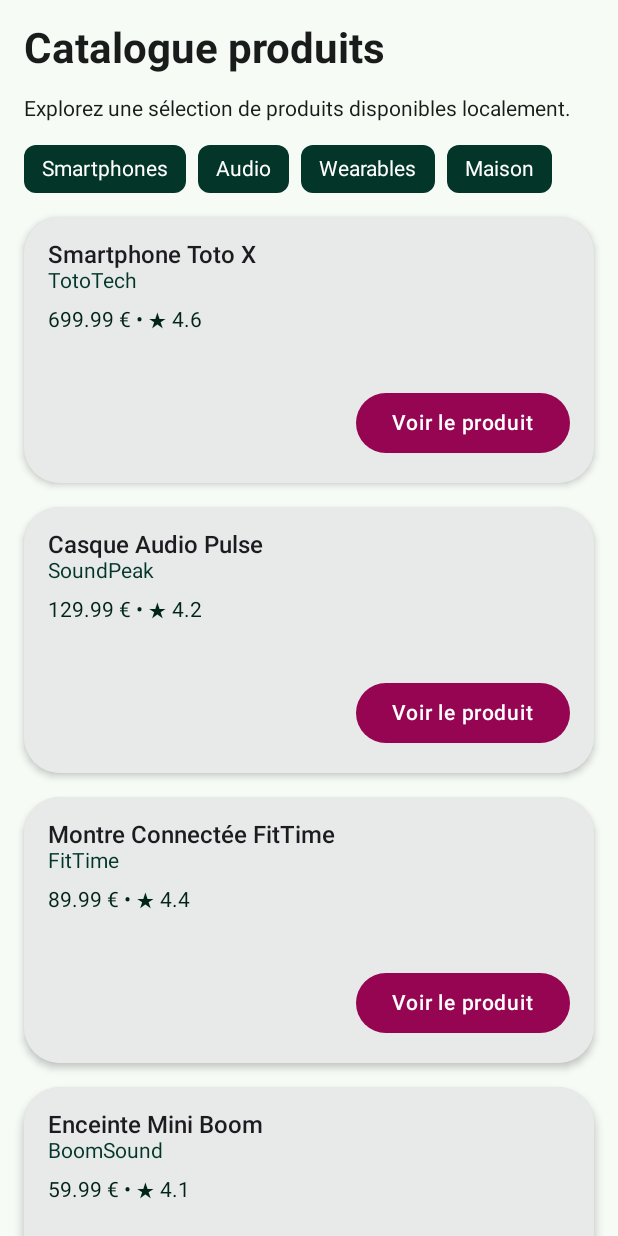
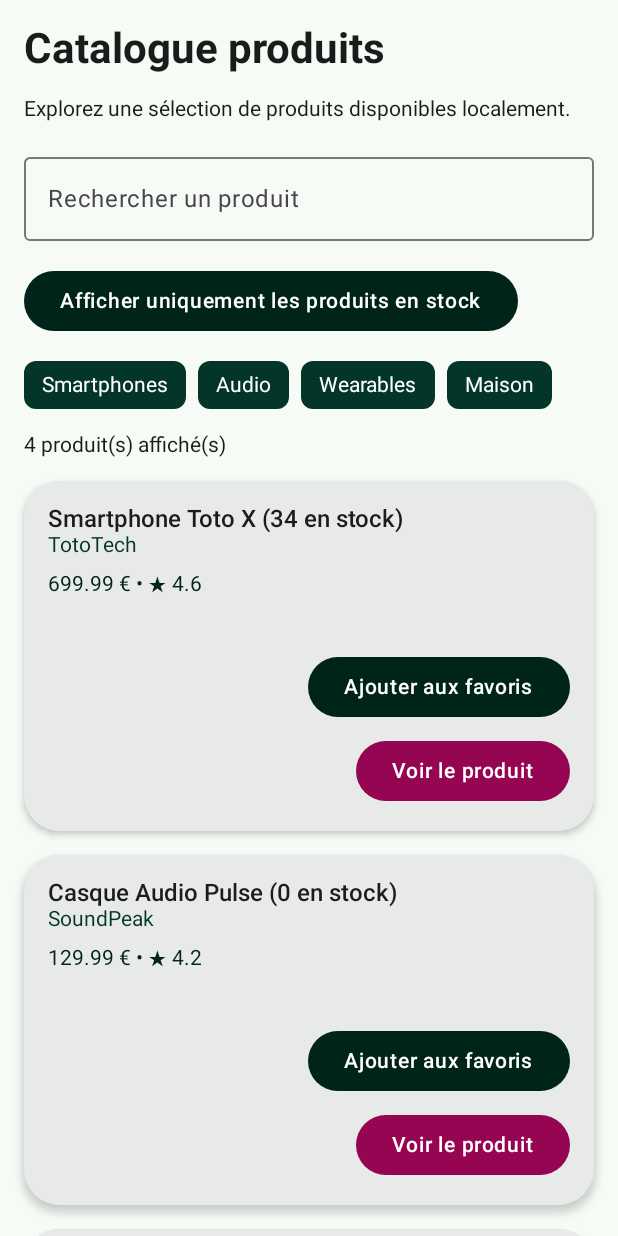
Before and after one commit to AnthonyBoschat/Product-Explorer, an Android app built with Jetpack Compose: the @Preview function ProductCatalogScreenLightPreview, on a phone screen of 412 x 824 dp. Run offline under Robolectric (Android 15) with nearby library versions, the phone set to English and light mode, and no system bars.

Commit message:
TP8: Gestion d'un état local dans la catalogue de produit

```diff
--- a/app/src/main/java/com/example/productexplorer/MainActivity.kt
+++ b/app/src/main/java/com/example/productexplorer/MainActivity.kt
@@ -24,16 +24,16 @@ class MainActivity : ComponentActivity() {
         setContent {
             ProductExplorerTheme(darkTheme = true) {
                 Scaffold(modifier = Modifier.fillMaxSize()) { innerPadding ->
-                    ProductHomeScreen(
+//                    ProductHomeScreen(
+//                        modifier = Modifier.padding(innerPadding),
+//                        featuredProduct = sampleProduct(),
+//                        onFeaturedProductClick = {}
+//                    )
+                    ProductCatalogScreen(
                         modifier = Modifier.padding(innerPadding),
-                        featuredProduct = sampleProduct(),
-                        onFeaturedProductClick = {}
+                        products = sampleProducts(),
+                        onProductClick = {}
                     )
-//                    ProductCatalogScreen(
-//                        modifier = Modifier.padding(innerPadding),
-//                        products = sampleProducts(),
-//                        onProductClick = {}
-//                    )
                 }
             }
         }
--- a/app/src/main/java/com/example/productexplorer/catalog/ProductCatalogScreen.kt
+++ b/app/src/main/java/com/example/productexplorer/catalog/ProductCatalogScreen.kt
@@ -1,23 +1,30 @@
 package com.example.productexplorer.catalog
 
-import androidx.compose.foundation.background
 import androidx.compose.foundation.layout.Arrangement
 import androidx.compose.foundation.layout.PaddingValues
 import androidx.compose.foundation.layout.fillMaxSize
+import androidx.compose.foundation.layout.fillMaxWidth
 import androidx.compose.foundation.lazy.LazyColumn
+import androidx.compose.foundation.lazy.items
+import androidx.compose.material3.Button
 import androidx.compose.material3.MaterialTheme
+import androidx.compose.material3.OutlinedTextField
+import androidx.compose.material3.Surface
 import androidx.compose.material3.Text
 import androidx.compose.runtime.Composable
+import androidx.compose.runtime.getValue
+import androidx.compose.runtime.mutableStateOf
+import androidx.compose.runtime.remember
+import androidx.compose.runtime.saveable.rememberSaveable
+import androidx.compose.runtime.setValue
 import androidx.compose.ui.Modifier
+import androidx.compose.ui.tooling.preview.Preview
 import androidx.compose.ui.unit.dp
-import com.example.productexplorer.shared.ProductListItem
 import com.example.productexplorer.ProductUi
-import androidx.compose.foundation.lazy.items
-import androidx.compose.material3.Surface
-import androidx.compose.ui.tooling.preview.Preview
-import com.example.productexplorer.shared.CategoryRow
 import com.example.productexplorer.sampleCategories
 import com.example.productexplorer.sampleProducts
+import com.example.productexplorer.shared.CategoryRow
+import com.example.productexplorer.shared.ProductListItem
 import com.example.productexplorer.theme.ProductExplorerTheme
 
 
@@ -26,7 +33,34 @@ fun ProductCatalogScreen(
     modifier: Modifier = Modifier,
     products: List<ProductUi>,
     onProductClick: (ProductUi) -> Unit
-){
+) {
+    var searchQuery by rememberSaveable() { mutableStateOf("") }
+    var showOnlyInStock by rememberSaveable() { mutableStateOf(false) }
+    var favoriteProductIds by rememberSaveable() { mutableStateOf(listOf<Int>()) }
+
+    val filteredProducts = remember(products, searchQuery, showOnlyInStock) {
+        products.filter { product ->
+            val matchesSearch = product.title.contains(searchQuery, ignoreCase = true) ||
+                    product.brand.contains(searchQuery, ignoreCase = true) ||
+                    product.category.contains(searchQuery, ignoreCase = true)
+
+            val matchesStock = !showOnlyInStock || product.stock > 0
+
+            matchesSearch && matchesStock
+        }
+    }
+
+    fun toggleFavorite(productId: Int) {
+        favoriteProductIds = if (favoriteProductIds.contains(productId)) {
+            favoriteProductIds - productId
+        } else {
+            favoriteProductIds + productId
+        }
+    }
+
+
+
+
     Surface(
         modifier = modifier.fillMaxSize(),
         color = MaterialTheme.colorScheme.background
@@ -48,30 +82,59 @@ fun ProductCatalogScreen(
                     style = MaterialTheme.typography.bodyMedium
                 )
             }
+
+            item {
+                OutlinedTextField(
+                    value = searchQuery,
+                    onValueChange = { newValue -> searchQuery = newValue },
+                    label = { Text(text = "Rechercher un produit") },
+                    modifier = Modifier.fillMaxWidth()
+                )
+            }
+
+            item {
+                Button(
+                    onClick = { showOnlyInStock = !showOnlyInStock }
+                ) {
+                    val sentence =
+                        if (showOnlyInStock) "Afficher tous les produits" else "Afficher uniquement les produits en stock"
+                    Text(
+                        text = sentence
+                    )
+                }
+            }
+
             item {
                 CategoryRow(categories = sampleCategories())
             }
 
+            item {
+                Text(
+                    text = "${filteredProducts.size} produit(s) affiché(s)",
+                    style = MaterialTheme.typography.bodyMedium
+                )
+            }
+
             items(
-                items = products,
+                items = filteredProducts,
                 key = { product -> product.id }
-            ){
-                product ->
-                    ProductListItem(
-                        product = product,
-                        onClick = { onProductClick(product)},
-                    )
+            ) { product ->
+                ProductListItem(
+                    product = product,
+                    onClick = { onProductClick(product) },
+                    isFavorite = favoriteProductIds.contains(product.id),
+                    onFavoriteClick = { toggleFavorite(product.id) }
+                )
             }
         }
     }
 }
 
 
-
 @Preview(showBackground = true)
 @Composable
-fun ProductCatalogScreenLightPreview(){
-    ProductExplorerTheme(darkTheme = false){
+fun ProductCatalogScreenLightPreview() {
+    ProductExplorerTheme(darkTheme = false) {
         ProductCatalogScreen(
             products = sampleProducts(),
             onProductClick = {}
@@ -81,8 +144,8 @@ fun ProductCatalogScreenLightPreview(){
 
 @Preview(showBackground = true)
 @Composable
-fun ProductCatalogScreenDarkPreview(){
-    ProductExplorerTheme(darkTheme = true){
+fun ProductCatalogScreenDarkPreview() {
+    ProductExplorerTheme(darkTheme = true) {
         ProductCatalogScreen(
             products = sampleProducts(),
             onProductClick = {}
--- a/app/src/main/java/com/example/productexplorer/shared/ProductListItem.kt
+++ b/app/src/main/java/com/example/productexplorer/shared/ProductListItem.kt
@@ -6,7 +6,6 @@ import androidx.compose.foundation.layout.fillMaxWidth
 import androidx.compose.foundation.layout.height
 import androidx.compose.foundation.layout.padding
 import androidx.compose.material3.Button
-import androidx.compose.material3.ButtonColors
 import androidx.compose.material3.ButtonDefaults
 import androidx.compose.material3.Card
 import androidx.compose.material3.CardDefaults
@@ -23,6 +22,8 @@ import com.example.productexplorer.ProductUi
 @Composable
 fun ProductListItem(
     product: ProductUi,
+    isFavorite: Boolean,
+    onFavoriteClick: () -> Unit,
     onClick: () -> Unit,
     modifier: Modifier = Modifier
 ) {
@@ -34,10 +35,12 @@ fun ProductListItem(
         Surface(tonalElevation = 4.dp) {
 
             Column(
-            modifier = Modifier.fillMaxWidth().padding(16.dp)
+                modifier = Modifier
+                    .fillMaxWidth()
+                    .padding(16.dp)
             ) {
                 Text(
-                text = product.title,
+                    text = "${product.title} (${product.stock} en stock)",
                     style = MaterialTheme.typography.titleMedium,
                     color = MaterialTheme.colorScheme.onSurface
                 )
@@ -53,9 +56,25 @@ fun ProductListItem(
                     color = MaterialTheme.colorScheme.primary
                 )
                 Spacer(modifier = Modifier.height(8.dp))
+
+
+                Button(
+                    onClick = onFavoriteClick,
+                    modifier = Modifier
+                        .align(Alignment.End)
+                        .padding(top = 28.dp),
+                ) {
+                    val sentence =
+                        if (isFavorite) "Retirer des favoris" else "Ajouter aux favoris"
+                    Text(
+                        text = sentence
+                    )
+                }
                 Button(
                     onClick = onClick,
-                modifier = Modifier.align(Alignment.End).padding(top = 28.dp),
+                    modifier = Modifier
+                        .align(Alignment.End)
+                        .padding(top = 8.dp),
                     colors = ButtonDefaults.buttonColors(
                         containerColor = MaterialTheme.colorScheme.tertiary,
                         contentColor = MaterialTheme.colorScheme.onTertiary
```
Lines whose indentation alone changed are shown as unchanged.
